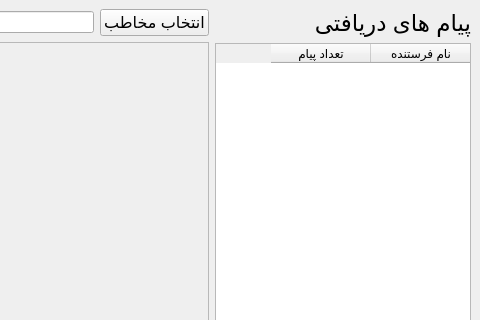
Old version of the form gui/new_gui/messaging/message.ui in the repository ali-ghazi78/AP-final_project; both pictures show x 563 to 1043 and y 0 to 320 of the 1043 by 742 pixel window.
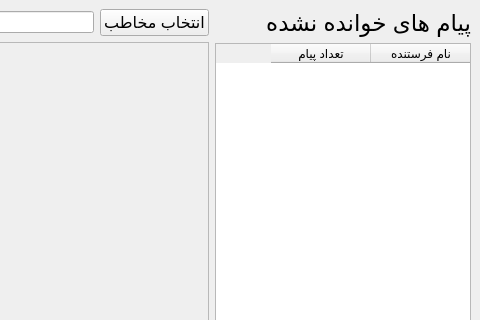
New version of the form. Icons and pictures are not drawn.

Diff of the .ui file:
```diff
--- a/gui/new_gui/messaging/message.ui
+++ b/gui/new_gui/messaging/message.ui
@@ -34,7 +34,7 @@
          </font>
         </property>
         <property name="text">
-         <string>پیام های دریافتی</string>
+         <string>پیام های خوانده نشده</string>
         </property>
        </widget>
       </item>
```
Left out of the diff: 2 changed lines with no effect on the pictures.
